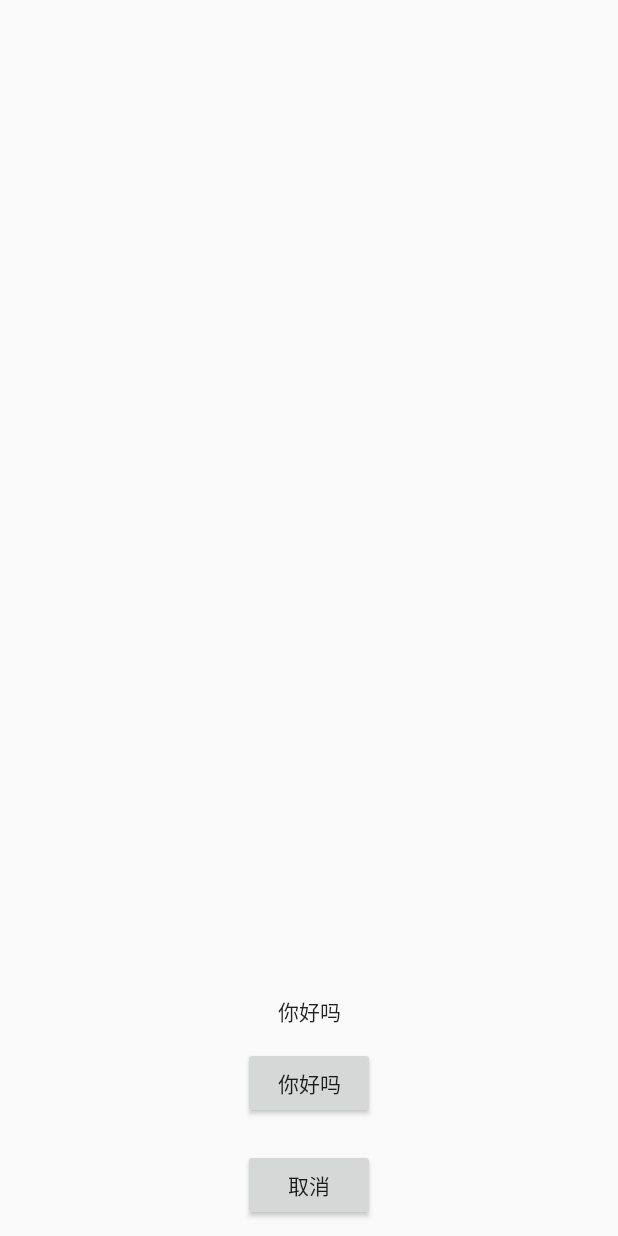
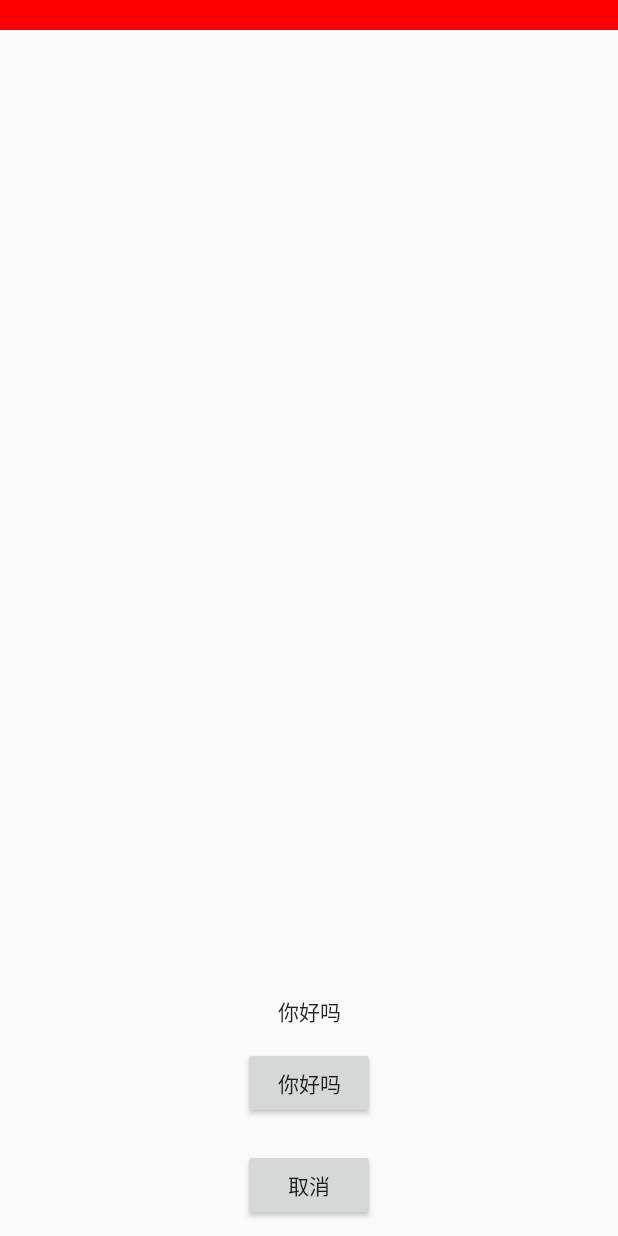
Before and after one commit to guaju/ZxingDemo, an Android app: the layout activity_second.xml on its own in the app's theme, with its tools: preview values and no code run, on a phone screen of 412 x 824 dp. Run offline under Robolectric (Android 15) with nearby library versions, the phone set to English and light mode, and no system bars.

Commit message:
加了个红条

```diff
--- a/app/src/main/res/layout/activity_second.xml
+++ b/app/src/main/res/layout/activity_second.xml
@@ -3,6 +3,7 @@
     android:id="@+id/activity_second"
     android:layout_width="match_parent"
     android:layout_height="match_parent">
+
 
     <Button
         android:id="@+id/tv1"
@@ -42,4 +43,10 @@
         android:layout_height="match_parent"
         ></FrameLayout>
 
+    <LinearLayout
+        android:layout_alignParentTop="true"
+        android:layout_width="match_parent"
+        android:layout_height="20dp"
+        android:background="#ff0000"
+        ></LinearLayout>
 </RelativeLayout>
--- a/lib-zxing/src/main/res/layout/fragment_capture.xml
+++ b/lib-zxing/src/main/res/layout/fragment_capture.xml
@@ -2,6 +2,7 @@
 <FrameLayout xmlns:android="http://schemas.android.com/apk/res/android"
     android:layout_width="fill_parent"
     android:layout_height="fill_parent" >
+
 
     <SurfaceView
         android:id="@+id/preview_view"
@@ -19,4 +20,5 @@
 
 
 
+
 </FrameLayout>
```
